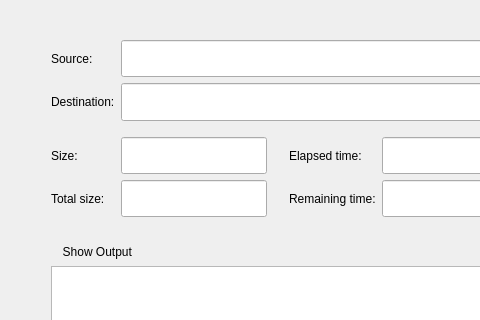
Above: src/job_widget.ui from holazt/RcloneBrowser before the change; both pictures show x 0 to 480 and y 0 to 320 of the 1001 by 469 pixel window. Below: the same form after it.
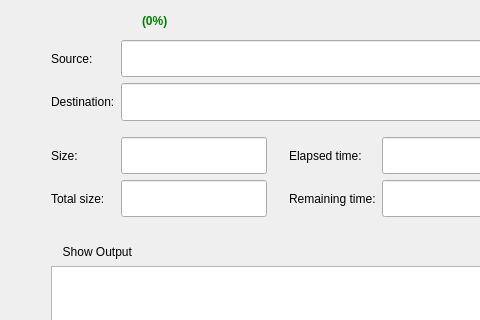
That is the form after the change.

Commit message: added job progress to high level view

Diff of the .ui file:
```diff
--- a/src/job_widget.ui
+++ b/src/job_widget.ui
@@ -57,6 +57,16 @@
         </property>
        </widget>
       </item>
+      <item>
+       <widget class="QLabel" name="progress_info">
+        <property name="styleSheet">
+         <string notr="true">color: green; font-weight: bold;</string>
+        </property>
+        <property name="text">
+         <string>(0%)</string>
+        </property>
+       </widget>
+      </item>
       <item>
        <widget class="QLineEdit" name="info">
         <property name="sizePolicy">
```
The commit also changes 1 other file.
